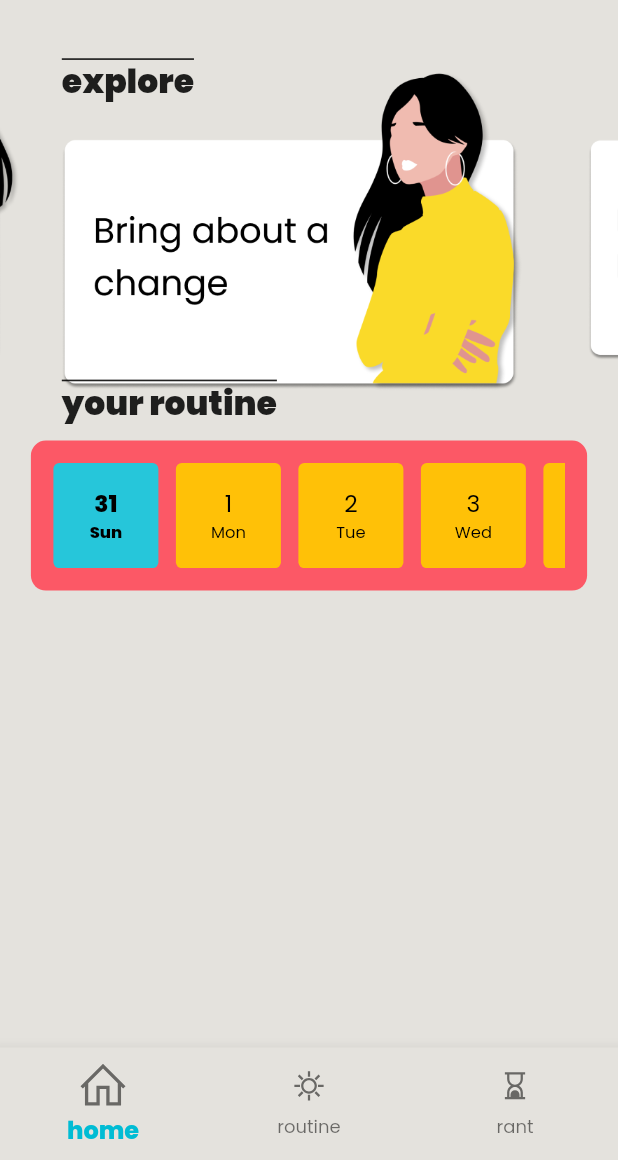
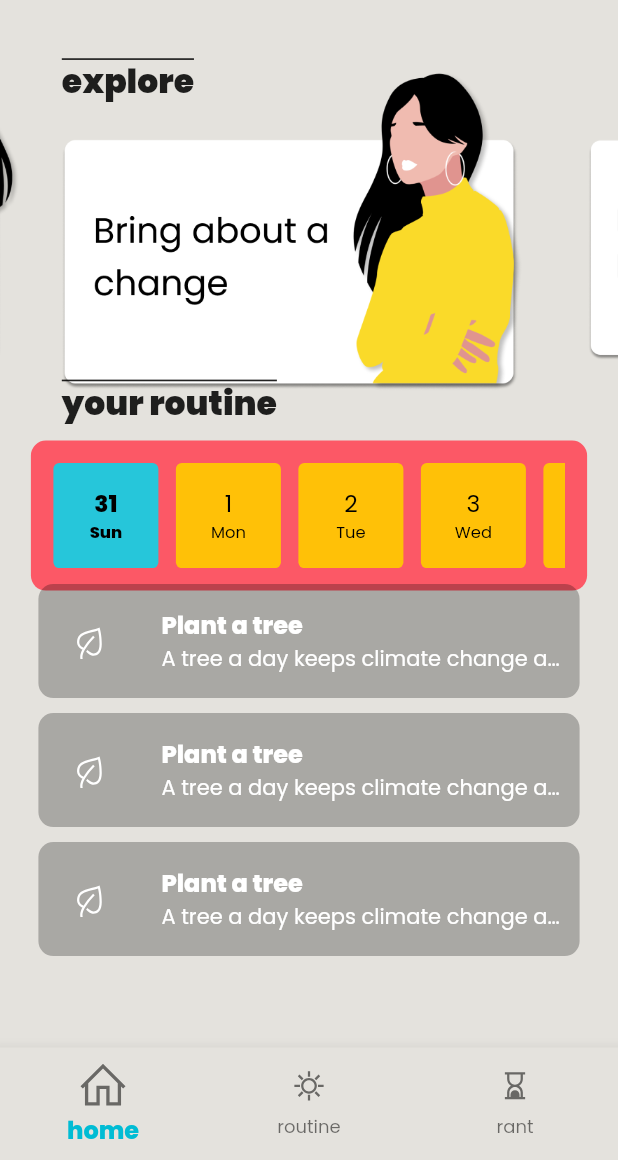
Before and after one commit to dwvicy/niyamo, a Flutter app: the HomePage screen opened by its route, on a phone screen of 412 x 824 dp, the part 76-1236 px from its top. Run offline on Flutter 3.47's test engine with Material 2 defaults, Android fonts, the phone set to English and light mode, and no system bars; drawn by our look-alikes of carousel_slider; our stand-ins replace intro_slider, like_button, line_icons.

Commit message:
feat: add feed cards

```diff
--- /dev/null
+++ b/lib/constants/daily-card.dart
@@ -0,0 +1,47 @@
+import 'package:flutter/material.dart';
+import 'package:line_icons/line_icons.dart';
+import 'package:niyamo/constants/AppTheme.dart';
+
+class DailyCard extends StatefulWidget {
+  const DailyCard({
+    Key key,
+  }) : super(key: key);
+
+  @override
+  _DailyCardState createState() => _DailyCardState();
+}
+
+class _DailyCardState extends State<DailyCard> {
+  @override
+  Widget build(BuildContext context) {
+    return Padding(
+      padding: const EdgeInsets.all(5.0),
+      child: Container(
+        decoration: BoxDecoration(
+            color: Colors.black26, borderRadius: BorderRadius.circular(10)),
+        child: ListTile(
+          leading: Padding(
+            padding: const EdgeInsets.all(8.0),
+            child: IconButton(
+              icon: Icon(
+                LineIcons.leaf,
+                color: Colors.white,
+              ),
+              onPressed: () {},
+            ),
+          ),
+          contentPadding: EdgeInsets.all(2),
+          title: Text(
+            'Plant a tree',
+            style: TextStyle(color: Colors.white, fontWeight: FontWeight.bold),
+          ),
+          subtitle: Text(
+            'A tree a day keeps climate change awayat bay',
+            style: TextStyle(color: Colors.white),
+            overflow: TextOverflow.ellipsis,
+          ),
+        ),
+      ),
+    );
+  }
+}
--- /dev/null
+++ b/lib/constants/daily-feed.dart
@@ -0,0 +1,23 @@
+import 'package:flutter/cupertino.dart';
+import 'package:flutter/material.dart';
+import 'package:line_icons/line_icons.dart';
+import 'package:niyamo/constants/daily-card.dart';
+
+class DailyFeed extends StatefulWidget {
+  @override
+  _DailyFeedState createState() => _DailyFeedState();
+}
+
+class _DailyFeedState extends State<DailyFeed> {
+  @override
+  Widget build(BuildContext context) {
+    return ListView.builder(
+      physics: NeverScrollableScrollPhysics(),
+      shrinkWrap: true,
+      itemCount: 3,
+      itemBuilder: (context, index) {
+        return DailyCard();
+      },
+    );
+  }
+}
--- a/lib/screens/homey.dart
+++ b/lib/screens/homey.dart
@@ -2,6 +2,7 @@ import 'package:flutter/material.dart';
 import 'package:intl/intl.dart';
 import 'package:niyamo/constants/AppTheme.dart';
 import 'package:niyamo/constants/carouselz.dart';
+import 'package:niyamo/constants/daily-feed.dart';
 import 'package:niyamo/constants/routine-date.dart';
 import 'package:niyamo/constants/routine-list.dart';
 
@@ -41,7 +42,14 @@ class _HomeyState extends State<Homey> {
         ),
       ),
       // Expanded(child: RoutineList())
-      RoutineDate()
+      RoutineDate(),
+      Padding(
+        padding: EdgeInsets.only(
+            top: MediaQuery.of(context).size.height * 0.46,
+            right: MediaQuery.of(context).size.width * 0.05,
+            left: MediaQuery.of(context).size.width * 0.05),
+        child: DailyFeed(),
+      ),
     ]));
   }
 }
```
